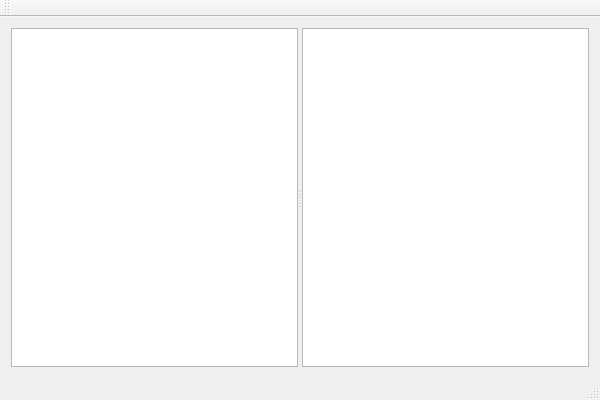
Qt form xplrss.ui (aramande/xplrss) before a commit.
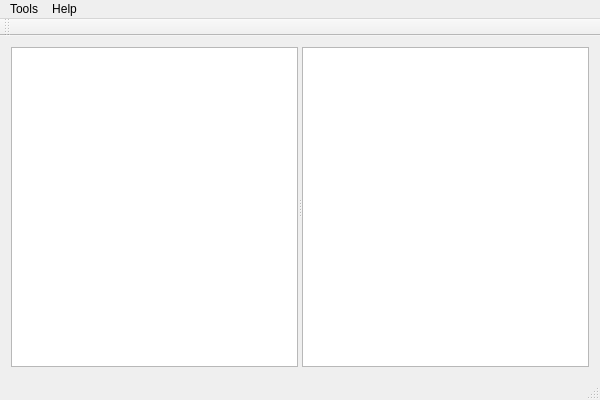
The same form after that commit.

The edit to the form file:
```diff
--- a/xplrss.ui
+++ b/xplrss.ui
@@ -57,9 +57,24 @@
      <x>0</x>
      <y>0</y>
      <width>600</width>
-     <height>22</height>
+     <height>21</height>
     </rect>
    </property>
+   <widget class="QMenu" name="menuTools">
+    <property name="title">
+     <string>Tools</string>
+    </property>
+    <addaction name="actionAdd_Feed"/>
+    <addaction name="actionOptions"/>
+   </widget>
+   <widget class="QMenu" name="menuHelp">
+    <property name="title">
+     <string>Help</string>
+    </property>
+    <addaction name="actionAbout"/>
+   </widget>
+   <addaction name="menuTools"/>
+   <addaction name="menuHelp"/>
   </widget>
   <widget class="QToolBar" name="mainToolBar">
    <attribute name="toolBarArea">
```
Left out of the diff: 15 changed lines with no effect on the pictures.
